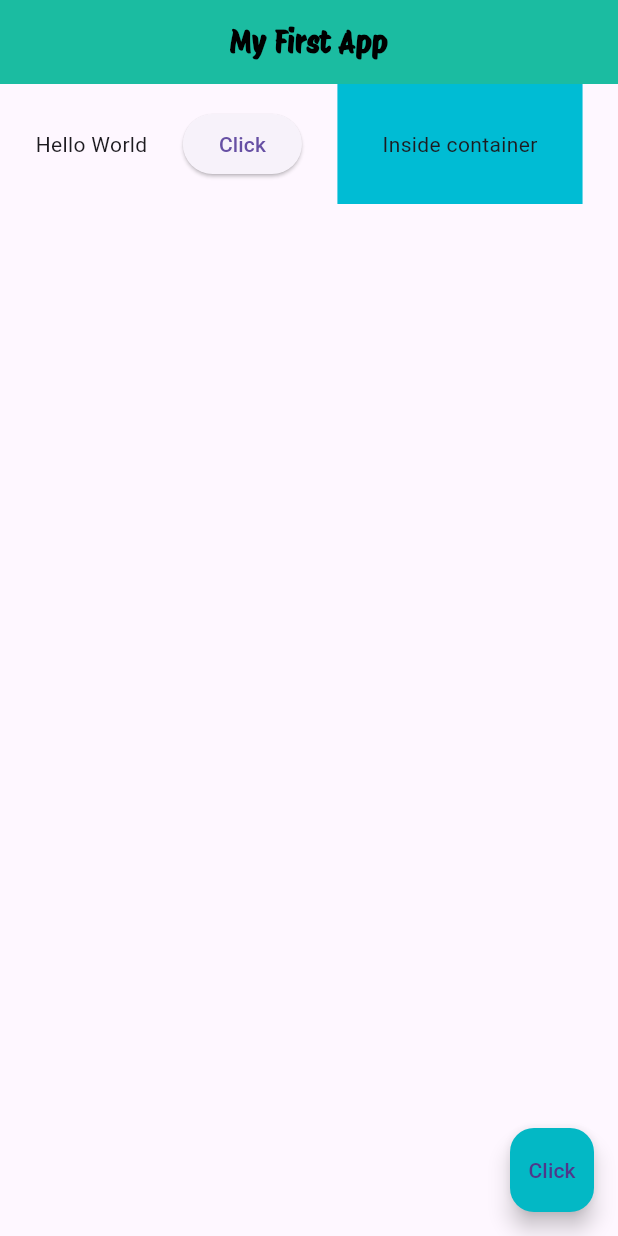
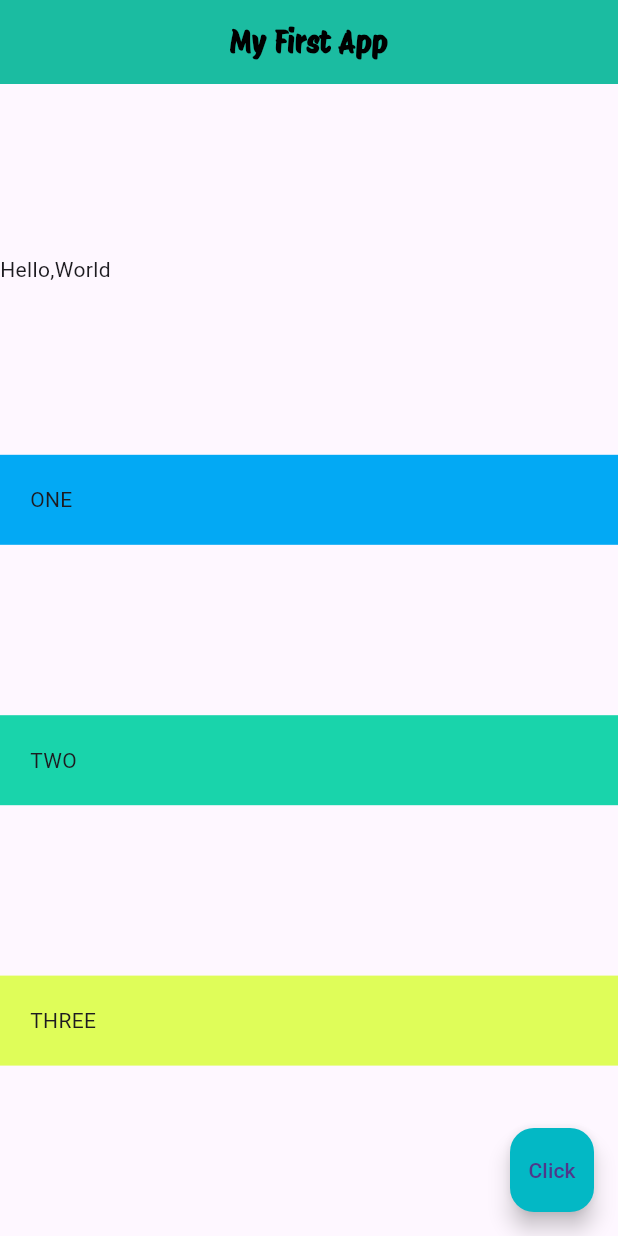
Before and after one commit to GetontoMoses/Flutter-Time-Zone-App, a Flutter app: the screen it shows after launch, on a phone screen of 412 x 824 dp. Run offline on Flutter 3.47's test engine with Material 3 defaults, Android fonts, the phone set to English and light mode, and no system bars.

Commit message:
feat: implementing columns and a row

```diff
--- a/time_zones/lib/main.dart
+++ b/time_zones/lib/main.dart
@@ -28,18 +28,40 @@ class Home extends StatelessWidget {
         centerTitle: true,
         backgroundColor: Color.fromARGB(255, 27, 188, 161),
       ),
-      body: Row(
-        mainAxisAlignment: MainAxisAlignment.spaceEvenly,//controls alignment along the row--->
+      body: Column(
+        mainAxisAlignment: MainAxisAlignment.spaceEvenly,
+        crossAxisAlignment: CrossAxisAlignment.stretch,
         children: [
-          Text("Hello World"),
-          ElevatedButton(onPressed: () {}, child: Text("Click")),
+          Row(children: [Text("Hello,"), Text("World")]),
           Container(
-            color: Colors.cyan,
-            padding: EdgeInsets.all(30.0),
-            child: Text("Inside container"),
+            padding: EdgeInsets.all(20.0),
+            color: Colors.lightBlue,
+            child: Text("ONE"),
+          ),
+          Container(
+            padding: EdgeInsets.all(20.0),
+            color: Color.fromARGB(255, 25, 212, 171),
+            child: Text("TWO"),
+          ),
+          Container(
+            padding: EdgeInsets.all(20.0),
+            color: Color.fromARGB(255, 223, 253, 89),
+            child: Text("THREE"),
           )
         ],
       ),
+      // Row(
+      //   mainAxisAlignment: MainAxisAlignment.spaceEvenly,//controls alignment along the row--->
+      //   children: [
+      //     Text("Hello World"),
+      //     ElevatedButton(onPressed: () {}, child: Text("Click")),
+      //     Container(
+      //       color: Colors.cyan,
+      //       padding: EdgeInsets.all(30.0),
+      //       child: Text("Inside container"),
+      //     )
+      //   ],
+      // ),
       // Padding(
       //   padding: EdgeInsets.all(90.0),
       //   child: Text("data"),
```
